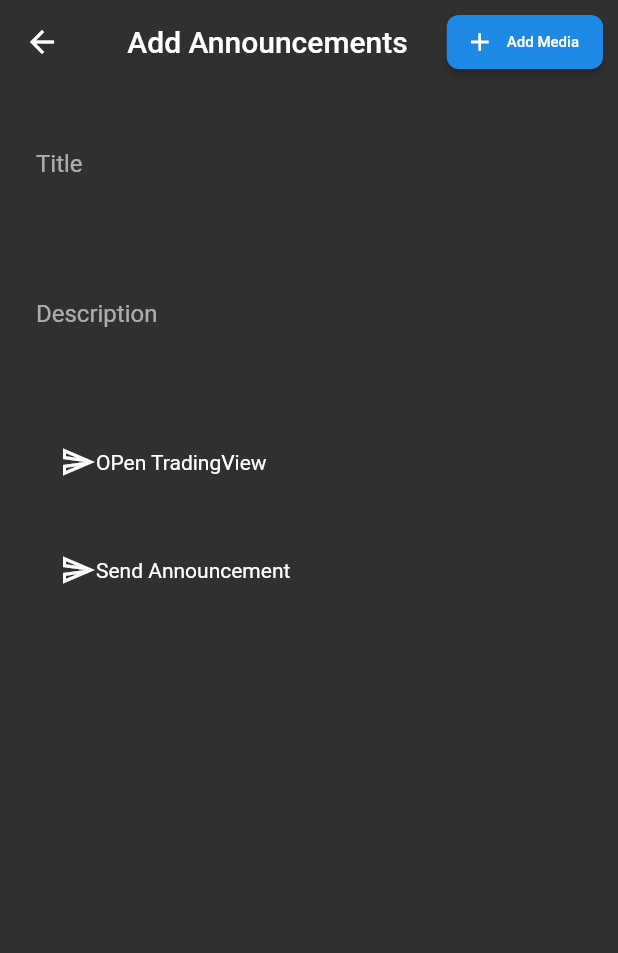
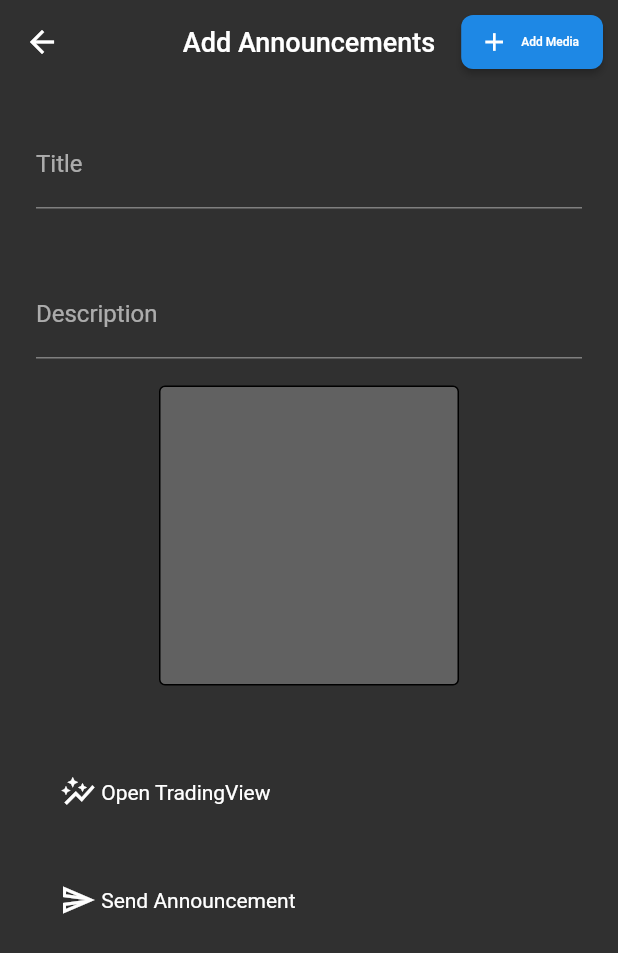
Before and after one commit to hassan-zafar/bull_signal, a Flutter app: the AddAnnouncements screen opened directly, on a phone screen of 412 x 824 dp. Shown: the top 953 px of the screen. Run offline on Flutter 3.47's test engine with Material 2 defaults, Android fonts, the phone set to English and light mode, and no system bars; our stand-ins replace cached_network_image, cloud_firestore, firebase_auth, firebase_core, firebase_messaging, firebase_storage and 6 more; missing offline and left inert: flutter_webview_plugin; accounts and stored records are empty.

Commit message:
Update addAnnouncements.dart

```diff
--- a/lib/announcements/addAnnouncements.dart
+++ b/lib/announcements/addAnnouncements.dart
@@ -39,7 +39,10 @@ class _AddAnnouncementsState extends State<AddAnnouncements> {
         children: [
           Scaffold(
             appBar: AppBar(
-              title: const Text("Add Announcements"),
+              title: const Text(
+                "Add Announcements",
+                style: TextStyle(fontSize: 18),
+              ),
               backgroundColor: Colors.transparent,
               centerTitle: true,
               elevation: 0,
@@ -59,7 +62,7 @@ class _AddAnnouncementsState extends State<AddAnnouncements> {
                         borderRadius: BorderRadius.all(Radius.circular(8.0))),
                     label: const Text(
                       'Add Media',
-                      style: TextStyle(fontSize: 10.0),
+                      style: TextStyle(fontSize: 8.0),
                     ),
                   ),
                 )
@@ -81,7 +84,7 @@ class _AddAnnouncementsState extends State<AddAnnouncements> {
                               ? 'Announcement Title Too Short'
                               : null,
                           decoration: const InputDecoration(
-                              border: InputBorder.none,
+                              // border: InputBorder.none,
                               hintText: "Enter title of announcement",
                               labelText: "Title"),
                         ),
@@ -97,11 +100,42 @@ class _AddAnnouncementsState extends State<AddAnnouncements> {
                               ? 'Announcement Description Title Too Short'
                               : null,
                           decoration: const InputDecoration(
-                              border: InputBorder.none,
+                              // border: InputBorder.none,
                               hintText: "Enter Description of announcement",
                               labelText: "Description"),
                         ),
                       ),
+                      this.file == null
+                          ? Container(
+                              margin: EdgeInsets.all(10),
+                              height: 200,
+                              width: 200,
+                              decoration: BoxDecoration(
+                                border: Border.all(width: 1),
+                                borderRadius: BorderRadius.circular(4),
+                                color: Theme.of(context).backgroundColor,
+                              ),
+                            )
+                          : Container(
+                              margin: EdgeInsets.all(10),
+                              height: 200,
+                              width: 200,
+                              child: Container(
+                                height: 200,
+                                // width: 200,
+                                decoration: BoxDecoration(
+                                  // borderRadius: BorderRadius.only(
+                                  //   topLeft: const Radius.circular(40.0),
+                                  // ),
+                                  color: Theme.of(context).backgroundColor,
+                                ),
+                                child: Image.file(
+                                  this.file!,
+                                  fit: BoxFit.contain,
+                                  alignment: Alignment.center,
+                                ),
+                              ),
+                            ),
                       const SizedBox(
                         height: 25.0,
                       ),
@@ -114,8 +148,10 @@ class _AddAnnouncementsState extends State<AddAnnouncements> {
                           padding: const EdgeInsets.all(24.0),
                           child: Row(
                             children: const [
-                              Icon(Icons.send_outlined),
-                              Text("OPen TradingView"),
+                              Icon(
+                                Icons.auto_graph_outlined,
+                              ),
+                              Text(" Open TradingView"),
                             ],
                           ),
                         ),
@@ -124,12 +160,14 @@ class _AddAnnouncementsState extends State<AddAnnouncements> {
                         onTap: () => handleSubmit(),
                         child: Padding(
                           padding: const EdgeInsets.all(24.0),
-                          child: Row(
-                            children: const [
-                              Icon(Icons.send_outlined),
-                              Text("Send Announcement"),
-                            ],
-                          ),
+                          child: isUploading
+                              ? const LoadingIndicator()
+                              : Row(
+                                  children: const [
+                                    Icon(Icons.send_outlined),
+                                    Text(" Send Announcement"),
+                                  ],
+                                ),
                         ),
                       )
                     ],
```
